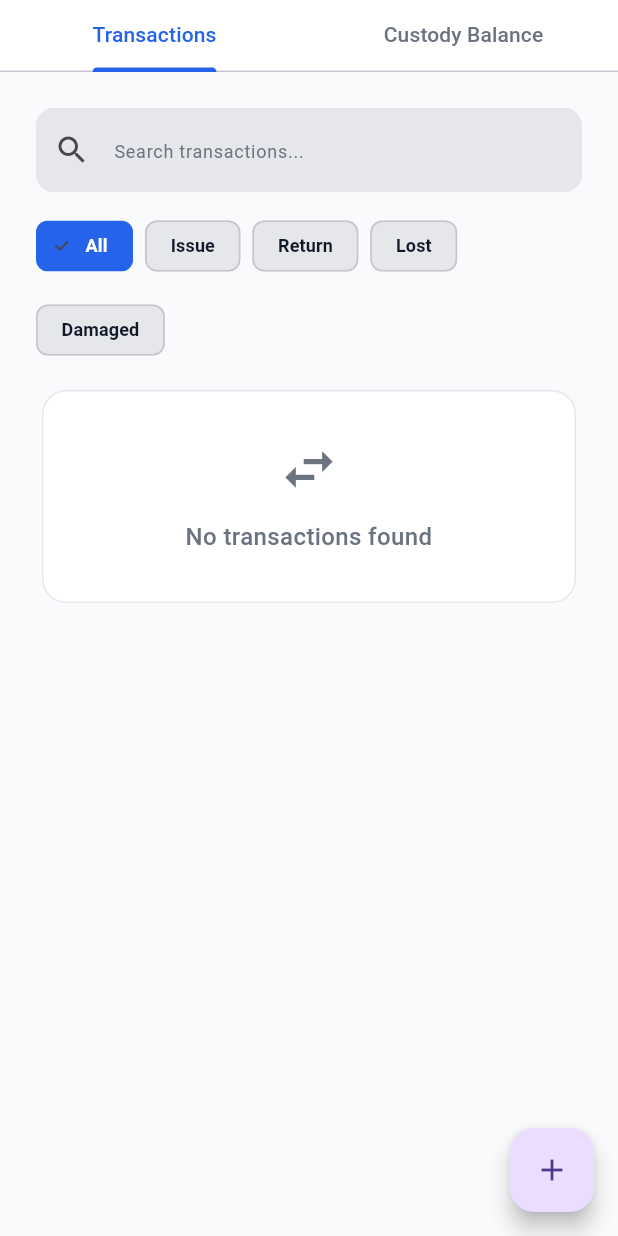
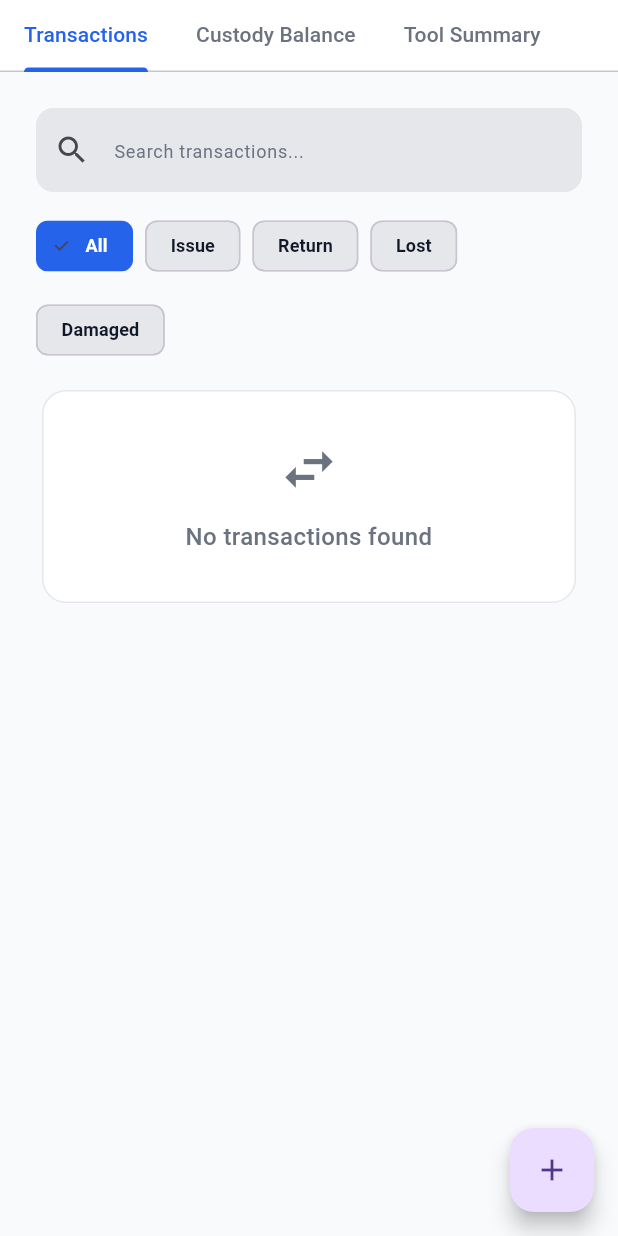
Before and after one commit to KingNarmar/mina_system, a Flutter app: the _TransactionsView screen opened directly, on a phone screen of 412 x 824 dp. Run offline on Flutter 3.47's test engine with Material 3 defaults, Android fonts, the phone set to English and light mode, and no system bars; our stand-ins replace device_preview, flutter_bloc, gap, go_router.

Commit message:
Add tool custody summary view

```diff
--- /dev/null
+++ b/lib/features/transactions/data/models/tool_custody_summary_model.dart
@@ -0,0 +1,48 @@
+class ToolCustodySummaryModel {
+  const ToolCustodySummaryModel({
+    required this.toolCode,
+    required this.toolName,
+    required this.unit,
+    required this.issuedQuantity,
+    required this.returnedQuantity,
+    required this.lostQuantity,
+    required this.damagedQuantity,
+    required this.openCustodyQuantity,
+    required this.totalMovements,
+  });
+
+  final String toolCode;
+  final String toolName;
+  final String unit;
+  final double issuedQuantity;
+  final double returnedQuantity;
+  final double lostQuantity;
+  final double damagedQuantity;
+  final double openCustodyQuantity;
+  final int totalMovements;
+
+  ToolCustodySummaryModel copyWith({
+    String? toolCode,
+    String? toolName,
+    String? unit,
+    double? issuedQuantity,
+    double? returnedQuantity,
+    double? lostQuantity,
+    double? damagedQuantity,
+    double? openCustodyQuantity,
+    int? totalMovements,
+  }) {
+    return ToolCustodySummaryModel(
+      toolCode: toolCode ?? this.toolCode,
+      toolName: toolName ?? this.toolName,
+      unit: unit ?? this.unit,
+      issuedQuantity: issuedQuantity ?? this.issuedQuantity,
+      returnedQuantity: returnedQuantity ?? this.returnedQuantity,
+      lostQuantity: lostQuantity ?? this.lostQuantity,
+      damagedQuantity: damagedQuantity ?? this.damagedQuantity,
+      openCustodyQuantity:
+          openCustodyQuantity ?? this.openCustodyQuantity,
+      totalMovements: totalMovements ?? this.totalMovements,
+    );
+  }
+}
--- a/lib/features/transactions/presentation/cubit/transactions_cubit.dart
+++ b/lib/features/transactions/presentation/cubit/transactions_cubit.dart
@@ -1,5 +1,6 @@
 import 'package:flutter_bloc/flutter_bloc.dart';
 import 'package:mina_system/features/transactions/data/models/custody_balance_model.dart';
+import 'package:mina_system/features/transactions/data/models/tool_custody_summary_model.dart';
 import 'package:mina_system/features/transactions/data/models/transaction_model.dart';
 import 'package:mina_system/features/transactions/presentation/cubit/transactions_state.dart';
 
@@ -11,6 +12,7 @@ class TransactionsCubit extends Cubit<TransactionsState> {
           filteredTransactions: [],
           searchQuery: '',
           custodyBalanceSearchQuery: '',
+          toolSummarySearchQuery: '',
           typeFilter: TransactionTypeFilter.all,
         ),
       );
@@ -67,6 +69,29 @@ class TransactionsCubit extends Cubit<TransactionsState> {
       return workerHrCode.contains(searchQuery) ||
           workerName.contains(searchQuery) ||
           toolCode.contains(searchQuery) ||
+          toolName.contains(searchQuery) ||
+          unit.contains(searchQuery);
+    }).toList();
+  }
+
+  void searchToolSummaries(String query) {
+    emit(state.copyWith(toolSummarySearchQuery: query));
+  }
+
+  List<ToolCustodySummaryModel> getFilteredToolCustodySummaries() {
+    final summaries = getToolCustodySummaries();
+    final searchQuery = _normalizeText(state.toolSummarySearchQuery);
+
+    if (searchQuery.isEmpty) {
+      return summaries;
+    }
+
+    return summaries.where((summary) {
+      final toolCode = _normalizeText(summary.toolCode);
+      final toolName = _normalizeText(summary.toolName);
+      final unit = _normalizeText(summary.unit);
+
+      return toolCode.contains(searchQuery) ||
           toolName.contains(searchQuery) ||
           unit.contains(searchQuery);
     }).toList();
@@ -176,6 +201,62 @@ class TransactionsCubit extends Cubit<TransactionsState> {
     return balances;
   }
 
+  List<ToolCustodySummaryModel> getToolCustodySummaries() {
+    final summariesMap = <String, ToolCustodySummaryModel>{};
+
+    for (final transaction in state.transactions) {
+      final key = transaction.toolCode;
+      final currentSummary = summariesMap[key];
+
+      final summary =
+          currentSummary ??
+          ToolCustodySummaryModel(
+            toolCode: transaction.toolCode,
+            toolName: transaction.toolName,
+            unit: transaction.unit,
+            issuedQuantity: 0,
+            returnedQuantity: 0,
+            lostQuantity: 0,
+            damagedQuantity: 0,
+            openCustodyQuantity: 0,
+            totalMovements: 0,
+          );
+
+      summariesMap[key] = summary.copyWith(
+        issuedQuantity: transaction.isIssue
+            ? summary.issuedQuantity + transaction.quantity
+            : summary.issuedQuantity,
+        returnedQuantity: transaction.isReturn
+            ? summary.returnedQuantity + transaction.quantity
+            : summary.returnedQuantity,
+        lostQuantity: transaction.isLost
+            ? summary.lostQuantity + transaction.quantity
+            : summary.lostQuantity,
+        damagedQuantity: transaction.isDamaged
+            ? summary.damagedQuantity + transaction.quantity
+            : summary.damagedQuantity,
+        openCustodyQuantity: transaction.isIssue
+            ? summary.openCustodyQuantity + transaction.quantity
+            : summary.openCustodyQuantity - transaction.quantity,
+        totalMovements: summary.totalMovements + 1,
+      );
+    }
+
+    final summaries = summariesMap.values.map((summary) {
+      return summary.copyWith(
+        openCustodyQuantity: summary.openCustodyQuantity < 0
+            ? 0
+            : summary.openCustodyQuantity,
+      );
+    }).toList();
+
+    summaries.sort((first, second) {
+      return first.toolName.compareTo(second.toolName);
+    });
+
+    return summaries;
+  }
+
   int getClosedTodayCount() {
     final now = DateTime.now();
 
--- a/lib/features/transactions/presentation/cubit/transactions_state.dart
+++ b/lib/features/transactions/presentation/cubit/transactions_state.dart
@@ -14,6 +14,7 @@ class TransactionsState {
     required this.filteredTransactions,
     required this.searchQuery,
     required this.custodyBalanceSearchQuery,
+    required this.toolSummarySearchQuery,
     required this.typeFilter,
   });
 
@@ -21,6 +22,7 @@ class TransactionsState {
   final List<TransactionModel> filteredTransactions;
   final String searchQuery;
   final String custodyBalanceSearchQuery;
+  final String toolSummarySearchQuery;
   final TransactionTypeFilter typeFilter;
 
   TransactionsState copyWith({
@@ -28,6 +30,7 @@ class TransactionsState {
     List<TransactionModel>? filteredTransactions,
     String? searchQuery,
     String? custodyBalanceSearchQuery,
+    String? toolSummarySearchQuery,
     TransactionTypeFilter? typeFilter,
   }) {
     return TransactionsState(
@@ -36,6 +39,8 @@ class TransactionsState {
       searchQuery: searchQuery ?? this.searchQuery,
       custodyBalanceSearchQuery:
           custodyBalanceSearchQuery ?? this.custodyBalanceSearchQuery,
+      toolSummarySearchQuery:
+          toolSummarySearchQuery ?? this.toolSummarySearchQuery,
       typeFilter: typeFilter ?? this.typeFilter,
     );
   }
--- a/lib/features/transactions/presentation/screens/transactions_screen.dart
+++ b/lib/features/transactions/presentation/screens/transactions_screen.dart
@@ -8,6 +8,8 @@ import 'package:mina_system/features/transactions/presentation/widgets/custody_b
 import 'package:mina_system/features/transactions/presentation/widgets/custody_balance/layouts/custody_balance_mobile_layout.dart';
 import 'package:mina_system/features/transactions/presentation/widgets/layouts/transactions_desktop_layout.dart';
 import 'package:mina_system/features/transactions/presentation/widgets/layouts/transactions_mobile_layout.dart';
+import 'package:mina_system/features/transactions/presentation/widgets/tool_custody_summary/layouts/tool_custody_summary_desktop_layout.dart';
+import 'package:mina_system/features/transactions/presentation/widgets/tool_custody_summary/layouts/tool_custody_summary_mobile_layout.dart';
 
 class TransactionsScreen extends StatelessWidget {
   const TransactionsScreen({super.key});
@@ -26,17 +28,20 @@ class _TransactionsView extends StatelessWidget {
     return BlocBuilder<TransactionsCubit, TransactionsState>(
       builder: (context, state) {
         final transactions = state.filteredTransactions;
-        final selectedFilter = state.typeFilter;
-        final custodyBalances = context
-            .read<TransactionsCubit>()
-            .getFilteredCustodyBalances();
+
+        final transactionsCubit = context.read<TransactionsCubit>();
+
+        final custodyBalances = transactionsCubit.getFilteredCustodyBalances();
+
+        final toolSummaries = transactionsCubit
+            .getFilteredToolCustodySummaries();
 
         return LayoutBuilder(
           builder: (context, constraints) {
             final isMobile = constraints.maxWidth < AppBreakpoints.tablet;
 
             return DefaultTabController(
-              length: 2,
+              length: 3,
               child: Scaffold(
                 backgroundColor: AppColors.background,
                 body: Column(
@@ -44,12 +49,15 @@ class _TransactionsView extends StatelessWidget {
                     Container(
                       color: AppColors.card,
                       child: const TabBar(
+                        isScrollable: true,
+                        tabAlignment: TabAlignment.start,
                         labelColor: AppColors.accent,
                         unselectedLabelColor: AppColors.textSecondary,
                         indicatorColor: AppColors.accent,
                         tabs: [
                           Tab(text: 'Transactions'),
                           Tab(text: 'Custody Balance'),
+                          Tab(text: 'Tool Summary'),
                         ],
                       ),
                     ),
@@ -59,12 +67,12 @@ class _TransactionsView extends StatelessWidget {
                           if (isMobile)
                             TransactionsMobileLayout(
                               transactions: transactions,
-                              selectedFilter: selectedFilter,
+                              selectedFilter: state.typeFilter,
                             )
                           else
                             TransactionsDesktopLayout(
                               transactions: transactions,
-                              selectedFilter: selectedFilter,
+                              selectedFilter: state.typeFilter,
                             ),
                           if (isMobile)
                             CustodyBalanceMobileLayout(
@@ -73,6 +81,14 @@ class _TransactionsView extends StatelessWidget {
                           else
                             CustodyBalanceDesktopLayout(
                               balances: custodyBalances,
+                            ),
+                          if (isMobile)
+                            ToolCustodySummaryMobileLayout(
+                              summaries: toolSummaries,
+                            )
+                          else
+                            ToolCustodySummaryDesktopLayout(
+                              summaries: toolSummaries,
                             ),
                         ],
                       ),
--- /dev/null
+++ b/lib/features/transactions/presentation/widgets/tool_custody_summary/table/tool_custody_summary_table_row.dart
@@ -0,0 +1,58 @@
+import 'package:flutter/material.dart';
+import 'package:mina_system/core/theme/app_colors.dart';
+import 'package:mina_system/features/transactions/data/models/tool_custody_summary_model.dart';
+import 'package:mina_system/features/transactions/presentation/functions/format_quantity.dart';
+import 'package:mina_system/features/transactions/presentation/widgets/tool_custody_summary/table/tool_custody_summary_table_cell.dart';
+
+class ToolCustodySummaryTableRow extends StatelessWidget {
+  const ToolCustodySummaryTableRow({super.key, required this.summary});
+
+  final ToolCustodySummaryModel summary;
+
+  @override
+  Widget build(BuildContext context) {
+    return Column(
+      children: [
+        Padding(
+          padding: const EdgeInsets.symmetric(horizontal: 20, vertical: 14),
+          child: Row(
+            children: [
+              ToolCustodySummaryTableBodyCell(value: summary.toolName, flex: 3),
+              ToolCustodySummaryTableBodyCell(value: summary.toolCode, flex: 2),
+              ToolCustodySummaryTableBodyCell(
+                value:
+                    '${formatQuantity(summary.openCustodyQuantity)} ${summary.unit}',
+                flex: 2,
+              ),
+              ToolCustodySummaryTableBodyCell(
+                value:
+                    '${formatQuantity(summary.issuedQuantity)} ${summary.unit}',
+                flex: 2,
+              ),
+              ToolCustodySummaryTableBodyCell(
+                value:
+                    '${formatQuantity(summary.returnedQuantity)} ${summary.unit}',
+                flex: 2,
+              ),
+              ToolCustodySummaryTableBodyCell(
+                value:
+                    '${formatQuantity(summary.lostQuantity)} ${summary.unit}',
+                flex: 2,
+              ),
+              ToolCustodySummaryTableBodyCell(
+                value:
+                    '${formatQuantity(summary.damagedQuantity)} ${summary.unit}',
+                flex: 2,
+              ),
+              ToolCustodySummaryTableBodyCell(
+                value: summary.totalMovements.toString(),
+                flex: 1,
+              ),
+            ],
+          ),
+        ),
+        const Divider(height: 1, color: AppColors.border),
+      ],
+    );
+  }
+}
```
Also changed, not shown: lib/features/transactions/presentation/widgets/tool_custody_summary/card/tool_custody_summary_card.dart (added, +86 -0 lines), lib/features/transactions/presentation/widgets/tool_custody_summary/card/tool_custody_summary_info_row.dart (added, +37 -0 lines), lib/features/transactions/presentation/widgets/tool_custody_summary/layouts/tool_custody_summary_desktop_layout.dart (added, +44 -0 lines), lib/features/transactions/presentation/widgets/tool_custody_summary/layouts/tool_custody_summary_mobile_layout.dart (added, +48 -0 lines), lib/features/transactions/presentation/widgets/tool_custody_summary/table/tool_custody_summary_table_cell.dart (added, +54 -0 lines), lib/features/transactions/presentation/widgets/tool_custody_summary/table/tool_custody_summary_table_header.dart (added, +25 -0 lines), lib/features/transactions/presentation/widgets/tool_custody_summary/tool_custody_summary_search_field.dart (added, +17 -0 lines), lib/features/transactions/presentation/widgets/tool_custody_summary/tool_custody_summary_table.dart (added, +42 -0 lines).
